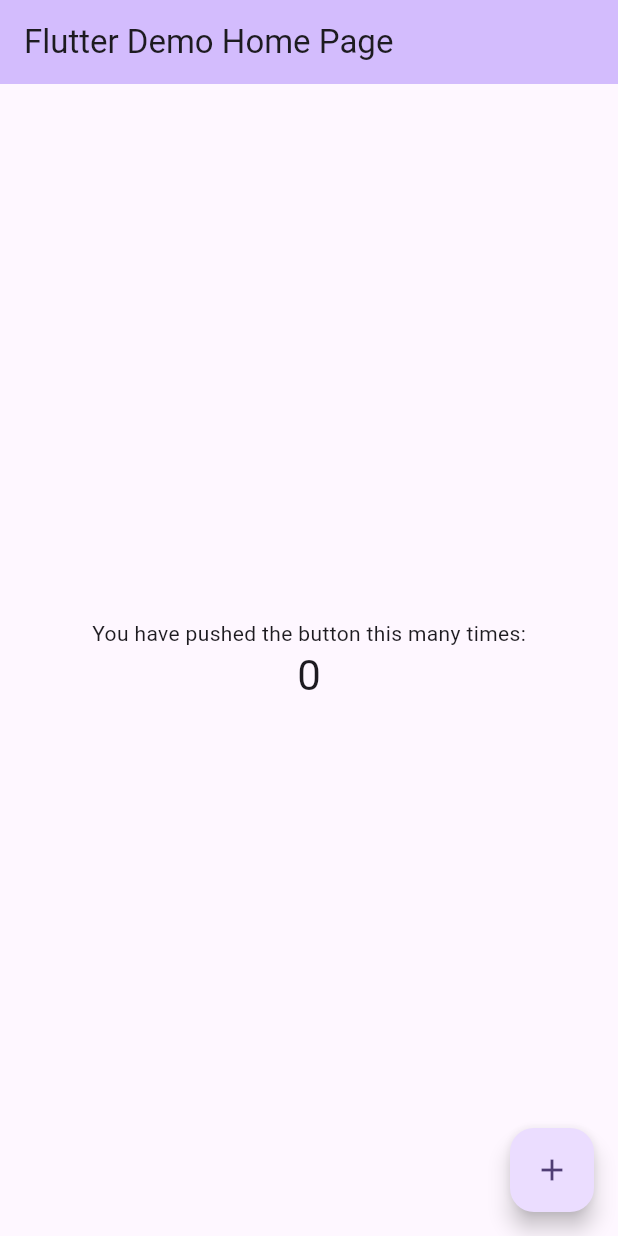
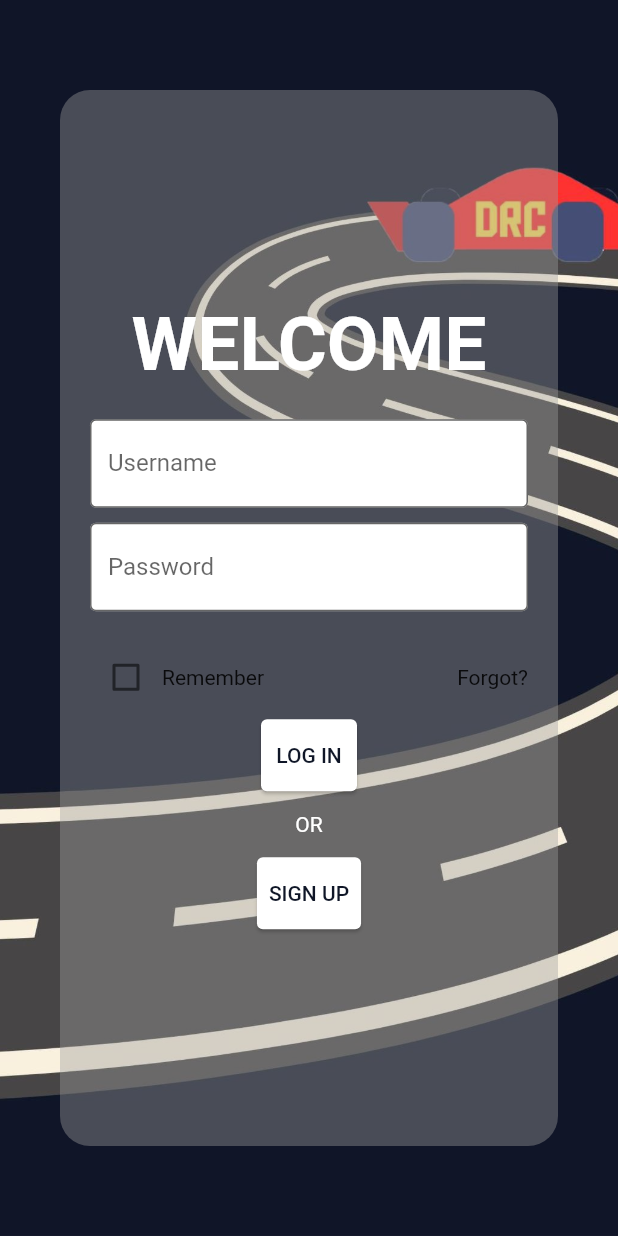
Before and after one commit to FarzadHayat/bots-n-bids, a Flutter app: the screen it shows after launch, on a phone screen of 412 x 824 dp. Run offline on Flutter 3.47's test engine with Material 2 defaults, Android fonts, the phone set to English and light mode, and no system bars; Roboto replaces fonts that are missing (Ubuntu).

Commit message:
login page

```diff
--- /dev/null
+++ b/lib/constants.dart
@@ -0,0 +1,8 @@
+import 'package:flutter/material.dart';
+
+const kTextBodyHeader = TextStyle(
+  fontSize: 50.0,
+  fontFamily: 'Ubuntu',
+  color: Colors.white,
+  fontWeight: FontWeight.bold,
+);
--- /dev/null
+++ b/lib/login_page.dart
@@ -0,0 +1,147 @@
+import 'package:flutter/foundation.dart';
+import 'package:flutter/material.dart';
+
+import 'constants.dart';
+
+class LoginPage extends StatefulWidget {
+  const LoginPage({super.key});
+
+  @override
+  State<LoginPage> createState() => _LoginPageState();
+}
+
+class _LoginPageState extends State<LoginPage> {
+  bool remember = false;
+
+  @override
+  Widget build(BuildContext context) {
+    return Scaffold(
+      body: Container(
+        decoration: const BoxDecoration(
+          image: DecorationImage(
+            image: AssetImage('assets/images/wallpaper.jpg'),
+            fit: BoxFit.cover,
+          ),
+        ),
+        child: Padding(
+          padding: const EdgeInsets.symmetric(
+            horizontal: 40.0,
+            vertical: 60.0,
+          ),
+          child: Container(
+            decoration: BoxDecoration(
+              color: Colors.grey.withOpacity(0.4),
+              borderRadius: BorderRadius.circular(
+                20.0,
+              ),
+            ),
+            child: Padding(
+              padding: const EdgeInsets.symmetric(horizontal: 20.0),
+              child: Column(
+                mainAxisAlignment: MainAxisAlignment.center,
+                crossAxisAlignment: CrossAxisAlignment.center,
+                children: <Widget>[
+                  const Text('WELCOME', style: kTextBodyHeader),
+                  const SizedBox(
+                    height: 20.0,
+                  ),
+                  const TextField(
+                    decoration: InputDecoration(
+                      hintText: 'Enter your username here',
+                      labelText: 'Username',
+                      border: OutlineInputBorder(),
+                      filled: true,
+                      fillColor: Colors.white,
+                    ),
+                  ),
+                  const SizedBox(
+                    height: 10.0,
+                  ),
+                  const TextField(
+                    decoration: InputDecoration(
+                      hintText: 'Enter your password here',
+                      labelText: 'Password',
+                      border: OutlineInputBorder(),
+                      filled: true,
+                      fillColor: Colors.white,
+                    ),
+                  ),
+                  const SizedBox(
+                    height: 20.0,
+                  ),
+                  Row(
+                    mainAxisAlignment: MainAxisAlignment.spaceBetween,
+                    children: [
+                      Row(
+                        children: <Widget>[
+                          Checkbox(
+                            value: remember,
+                            onChanged: (bool? value) {
+                              setState(() {
+                                remember = value!;
+                              });
+                            },
+                          ),
+                          const Text(
+                            'Remember',
+                          ),
+                        ],
+                      ),
+                      const Row(
+                        children: <Widget>[
+                          Text('Forgot?'),
+                        ],
+                      ),
+                    ],
+                  ),
+                  Padding(
+                    padding: const EdgeInsets.symmetric(horizontal: 20.0),
+                    child: GestureDetector(
+                      onTap: () {
+                        Navigator.pushNamed(context, '/marksheet');
+                      },
+                      child: Card(
+                        child: TextButton(
+                          onPressed: () {},
+                          child: const Text(
+                            'LOG IN',
+                            style: TextStyle(
+                              color: Color(0xFF0f1627),
+                            ),
+                          ),
+                        ),
+                      ),
+                    ),
+                  ),
+                  const Padding(
+                    padding: EdgeInsets.all(10.0),
+                    child: Text(
+                      'OR',
+                      style: TextStyle(
+                        color: Colors.white,
+                      ),
+                    ),
+                  ),
+                  Padding(
+                    padding: const EdgeInsets.symmetric(horizontal: 20.0),
+                    child: Card(
+                      child: TextButton(
+                        onPressed: () {},
+                        child: const Text(
+                          'SIGN UP',
+                          style: TextStyle(
+                            color: Color(0xFF0f1627),
+                          ),
+                        ),
+                      ),
+                    ),
+                  ),
+                ],
+              ),
+            ),
+          ),
+        ),
+      ),
+    );
+  }
+}
--- a/lib/main.dart
+++ b/lib/main.dart
@@ -1,125 +1,25 @@
 import 'package:flutter/material.dart';
 
+import 'login_page.dart';
+import 'marksheet_page.dart';
+
 void main() {
-  runApp(const MyApp());
+  runApp(const BotsNBids());
 }
 
-class MyApp extends StatelessWidget {
-  const MyApp({super.key});
+class BotsNBids extends StatelessWidget {
+  const BotsNBids({super.key});
 
   // This widget is the root of your application.
   @override
   Widget build(BuildContext context) {
     return MaterialApp(
-      title: 'Flutter Demo',
-      theme: ThemeData(
-        // This is the theme of your application.
-        //
-        // TRY THIS: Try running your application with "flutter run". You'll see
-        // the application has a blue toolbar. Then, without quitting the app,
-        // try changing the seedColor in the colorScheme below to Colors.green
-        // and then invoke "hot reload" (save your changes or press the "hot
-        // reload" button in a Flutter-supported IDE, or press "r" if you used
-        // the command line to start the app).
-        //
-        // Notice that the counter didn't reset back to zero; the application
-        // state is not lost during the reload. To reset the state, use hot
-        // restart instead.
-        //
-        // This works for code too, not just values: Most code changes can be
-        // tested with just a hot reload.
-        colorScheme: ColorScheme.fromSeed(seedColor: Colors.deepPurple),
-        useMaterial3: true,
-      ),
-      home: const MyHomePage(title: 'Flutter Demo Home Page'),
+      title: 'Bots \'n Babes',
+      routes: {
+        '/': (context) => const LoginPage(),
+        '/marksheet': (context) => MarksheetPage(),
+      },
+      initialRoute: '/',
     );
   }
 }
-
-class MyHomePage extends StatefulWidget {
-  const MyHomePage({super.key, required this.title});
-
-  // This widget is the home page of your application. It is stateful, meaning
-  // that it has a State object (defined below) that contains fields that affect
-  // how it looks.
-
-  // This class is the configuration for the state. It holds the values (in this
-  // case the title) provided by the parent (in this case the App widget) and
-  // used by the build method of the State. Fields in a Widget subclass are
-  // always marked "final".
-
-  final String title;
-
-  @override
-  State<MyHomePage> createState() => _MyHomePageState();
-}
-
-class _MyHomePageState extends State<MyHomePage> {
-  int _counter = 0;
-
-  void _incrementCounter() {
-    setState(() {
-      // This call to setState tells the Flutter framework that something has
-      // changed in this State, which causes it to rerun the build method below
-      // so that the display can reflect the updated values. If we changed
-      // _counter without calling setState(), then the build method would not be
-      // called again, and so nothing would appear to happen.
-      _counter++;
-    });
-  }
-
-  @override
-  Widget build(BuildContext context) {
-    // This method is rerun every time setState is called, for instance as done
-    // by the _incrementCounter method above.
-    //
-    // The Flutter framework has been optimized to make rerunning build methods
-    // fast, so that you can just rebuild anything that needs updating rather
-    // than having to individually change instances of widgets.
-    return Scaffold(
-      appBar: AppBar(
-        // TRY THIS: Try changing the color here to a specific color (to
-        // Colors.amber, perhaps?) and trigger a hot reload to see the AppBar
-        // change color while the other colors stay the same.
-        backgroundColor: Theme.of(context).colorScheme.inversePrimary,
-        // Here we take the value from the MyHomePage object that was created by
-        // the App.build method, and use it to set our appbar title.
-        title: Text(widget.title),
-      ),
-      body: Center(
-        // Center is a layout widget. It takes a single child and positions it
-        // in the middle of the parent.
-        child: Column(
-          // Column is also a layout widget. It takes a list of children and
-          // arranges them vertically. By default, it sizes itself to fit its
-          // children horizontally, and tries to be as tall as its parent.
-          //
-          // Column has various properties to control how it sizes itself and
-          // how it positions its children. Here we use mainAxisAlignment to
-          // center the children vertically; the main axis here is the vertical
-          // axis because Columns are vertical (the cross axis would be
-          // horizontal).
-          //
-          // TRY THIS: Invoke "debug painting" (choose the "Toggle Debug Paint"
-          // action in the IDE, or press "p" in the console), to see the
-          // wireframe for each widget.
-          mainAxisAlignment: MainAxisAlignment.center,
-          children: <Widget>[
-            const Text(
-              'You have pushed the button this many times:',
-            ),
-            Text(
-              '$_counter',
-              style: Theme.of(context).textTheme.headlineMedium,
-            ),
-          ],
-        ),
-      ),
-      floatingActionButton: FloatingActionButton(
-        onPressed: _incrementCounter,
-        tooltip: 'Increment',
-        child: const Icon(Icons.add),
-      ), // This trailing comma makes auto-formatting nicer for build methods.
-    );
-  }
-}
--- /dev/null
+++ b/lib/marksheet_page.dart
@@ -0,0 +1,15 @@
+import 'package:flutter/material.dart';
+
+class MarksheetPage extends StatefulWidget {
+  const MarksheetPage({super.key});
+
+  @override
+  State<MarksheetPage> createState() => _MarksheetPageState();
+}
+
+class _MarksheetPageState extends State<MarksheetPage> {
+  @override
+  Widget build(BuildContext context) {
+    return const Placeholder();
+  }
+}
```
Also changed, not shown: pubspec.yaml (+2 -70 lines), assets/images/car.jpg (added), assets/images/wallpaper.jpg (added), 1 other file.
